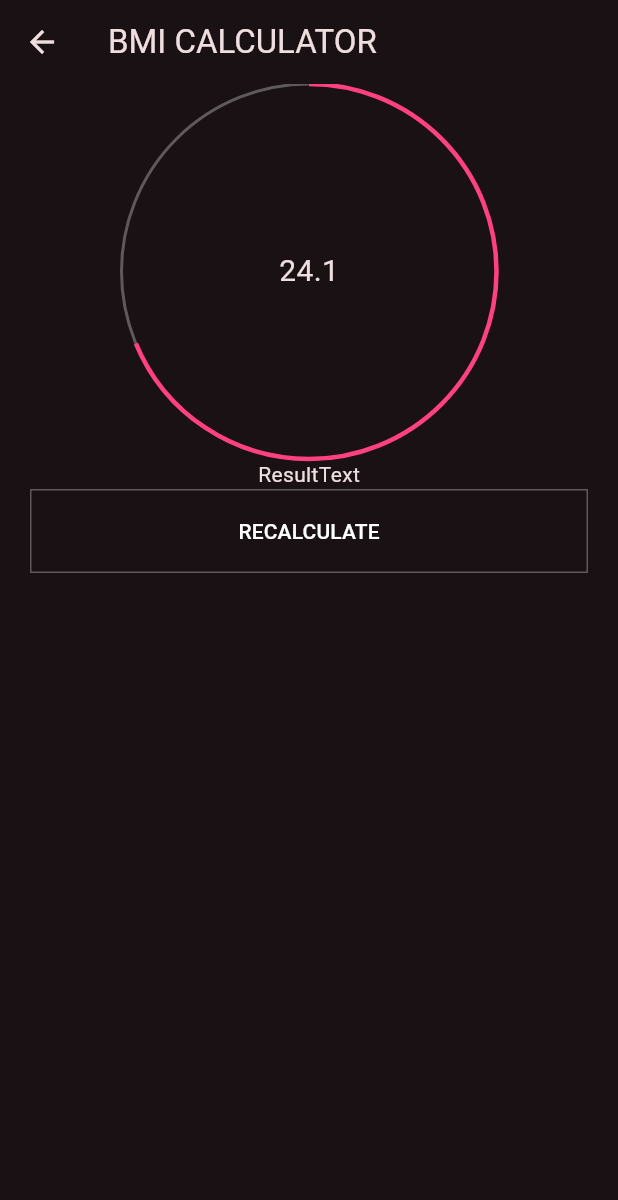
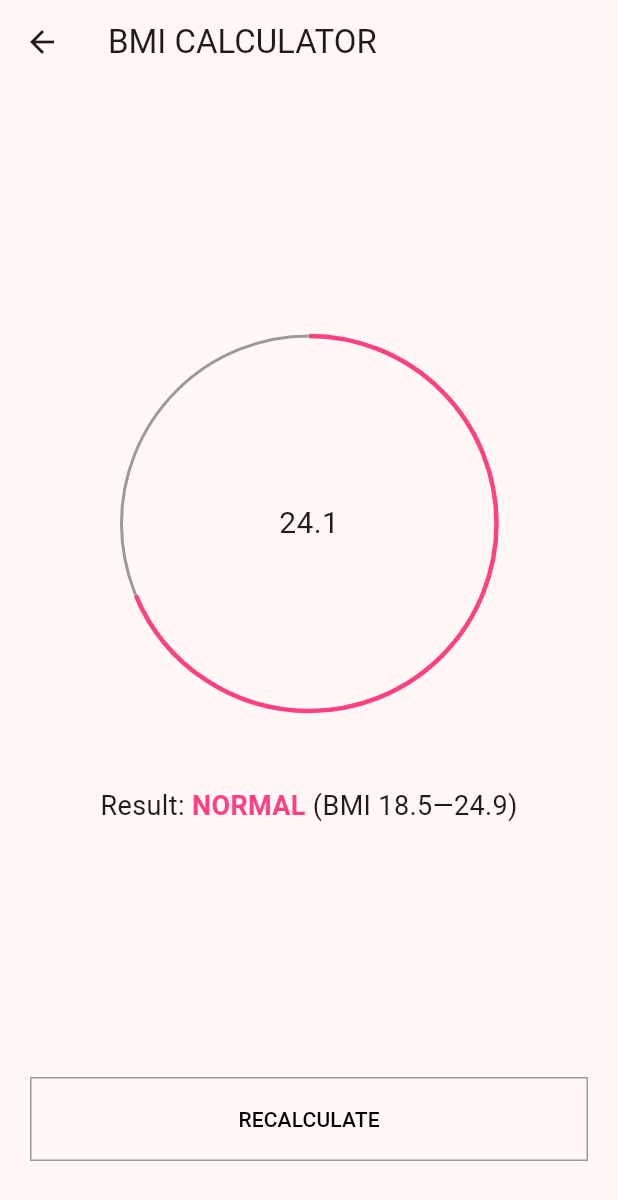
Before and after one commit to this-is-spartaa/flutter-bmi-app, a Flutter app: the screen it shows after launch, after a tap on "CALCULATE", on a phone screen of 412 x 824 dp. Shown: the top 1200 px of the screen. Run offline on Flutter 3.47's test engine with Material 3 defaults, Android fonts, the light colour scheme and no system bars.

Commit message:
add ResultText

```diff
--- a/lib/main.dart
+++ b/lib/main.dart
@@ -13,7 +13,7 @@ class MyApp extends StatelessWidget {
   @override
   Widget build(BuildContext context) {
     return MaterialApp(
-      themeMode: ThemeMode.dark,
+      themeMode: ThemeMode.system,
       theme: lightTheme,
       darkTheme: darkTheme,
       home: HomePage(),
--- a/lib/pages/result/result_page.dart
+++ b/lib/pages/result/result_page.dart
@@ -16,8 +16,11 @@ class ResultPage extends StatelessWidget {
         padding: EdgeInsets.symmetric(horizontal: 20),
         child: Column(
           children: [
+            Spacer(),
             ResultGauge(result),
+            SizedBox(height: 50),
             ResultText(result),
+            Spacer(),
             SizedBox(
               width: double.infinity,
               height: 56,
@@ -27,7 +30,8 @@ class ResultPage extends StatelessWidget {
                 },
                 child: Text('RECALCULATE'),
               ),
-            )
+            ),
+            SizedBox(height: 50),
           ],
         ),
       ),
--- a/lib/pages/result/widgets/result_text.dart
+++ b/lib/pages/result/widgets/result_text.dart
@@ -4,8 +4,62 @@ class ResultText extends StatelessWidget {
   const ResultText(this.result);
 
   final double result;
+
+  String getResultText() {
+    if (result >= 35) {
+      // 35 이상
+      return "EXTREMELY OBESE";
+    } else if (result >= 30) {
+      // 30 이상 35 미만
+      return "OBESE";
+    } else if (result >= 25) {
+      // 25 이상 30 미만
+      return "OVERWEIGHT";
+    } else if (result >= 18.5) {
+      // 18.5 이상 25 미만
+      return "NORMAL";
+    } else {
+      // 18.5 미만
+      return "UNDERWEIGHT";
+    }
+  }
+
+  String getRangeText() {
+    if (result >= 35) {
+      // 35 이상
+      return ">= 35";
+    } else if (result >= 30) {
+      // 30 이상 35 미만
+      return "30.0-34.9";
+    } else if (result >= 25) {
+      // 25 이상 30 미만
+      return "25.0—29.9";
+    } else if (result >= 18.5) {
+      // 18.5 이상 25 미만
+      return "18.5—24.9";
+    } else {
+      // 18.5 미만
+      return "< 18.5";
+    }
+  }
+
   @override
   Widget build(BuildContext context) {
-    return Text('ResultText');
+    return Text.rich(
+      TextSpan(
+        style: TextStyle(fontSize: 18),
+        children: [
+          TextSpan(text: 'Result: '),
+          TextSpan(
+            text: getResultText(),
+            style: TextStyle(
+              fontWeight: FontWeight.bold,
+              color: Theme.of(context).highlightColor,
+            ),
+          ),
+          TextSpan(text: ' (BMI ${getRangeText()})'),
+        ],
+      ),
+    );
   }
 }
```
